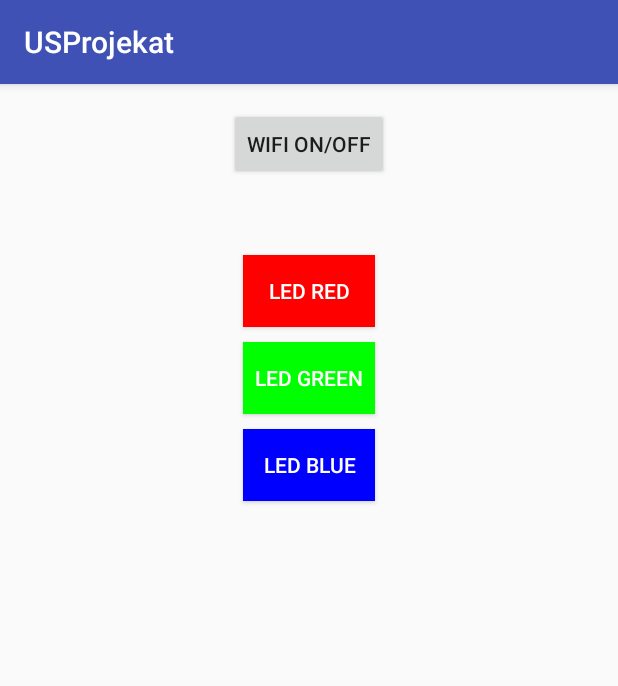
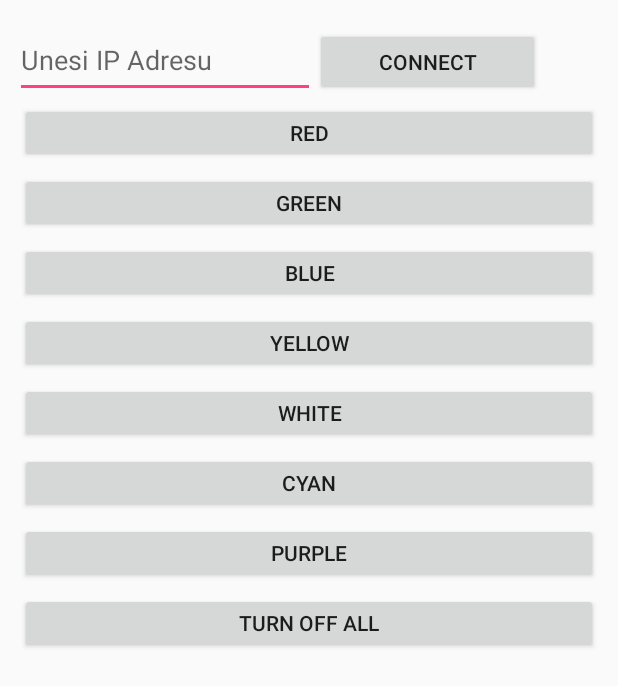
Before and after one commit to AmilaFejzic/US2018Projekat, an Android app: the screen it shows after launch (MainActivity before the commit, LEDControl after it), on a phone screen of 412 x 824 dp. Shown: the top 686 px of the screen. Run offline under Robolectric (Android 15) with nearby library versions, the phone set to English and light mode, and no system bars.

Commit message:
Finalna aplikacija

```diff
--- a/Aplikacija/app/src/main/AndroidManifest.xml
+++ b/Aplikacija/app/src/main/AndroidManifest.xml
@@ -13,7 +13,7 @@
         android:roundIcon="@mipmap/ic_launcher_round"
         android:supportsRtl="true"
         android:theme="@style/AppTheme">
-        <activity android:name=".MainActivity">
+        <activity android:name=".LEDControl">
             <intent-filter>
                 <action android:name="android.intent.action.MAIN" />
 
--- /dev/null
+++ b/Aplikacija/app/src/main/java/ba/unsa/etf/rma/damir/usprojekat/LEDControl.java
@@ -0,0 +1,228 @@
+package ba.unsa.etf.rma.damir.usprojekat;
+
+import android.app.Activity;
+import android.os.AsyncTask;
+import android.os.Bundle;
+import android.os.Handler;
+import android.os.Looper;
+import android.view.View;
+import android.widget.Button;
+import android.widget.EditText;
+import android.widget.TextView;
+import android.widget.Toast;
+
+import java.io.BufferedWriter;
+import java.io.IOException;
+import java.io.OutputStreamWriter;
+import java.io.PrintWriter;
+import java.net.InetAddress;
+import java.net.Socket;
+
+public class LEDControl extends Activity {
+    Socket veza = null;
+    PrintWriter pw = null;
+    EditText ipAdresa;
+    Button connect;
+    Button redLed;
+    Button greenLed;
+    Button blueLed;
+    Button offLeds;
+    Button purpleLED;
+    Button yellowLED ;
+    Button cyanLED;
+    Button whiteLED;
+    char poruka ;
+    TextView obavjestenje;
+    boolean red=false;
+    protected void onCreate(Bundle savedInstanceState) {
+        super.onCreate(savedInstanceState);
+        setContentView(R.layout.led_control);
+
+
+
+        ipAdresa = (EditText)findViewById(R.id.IPadresa);
+        connect = (Button)findViewById(R.id.connectButton);
+        redLed = (Button)findViewById(R.id.redLED);
+        greenLed = (Button)findViewById(R.id.greenLED);
+        blueLed = (Button)findViewById(R.id.blueLED);
+        offLeds = (Button)findViewById(R.id.ugasiLEDs);
+        purpleLED = (Button)findViewById(R.id.purpleLED);
+        yellowLED =(Button)findViewById(R.id.yellowLED);
+        cyanLED = (Button)findViewById(R.id.cyanLED);
+        whiteLED = (Button)findViewById(R.id.whiteLED);
+        obavjestenje = (TextView)findViewById(R.id.obavjestenje);
+
+        if(veza == null)
+            obavjestenje.setVisibility(View.GONE);
+
+        //mozemo traziti na  mrezi uredjaj sa odgovarajucom mac adresom --aiz arp kesa ili ovo probati
+
+        connect.setOnClickListener(new View.OnClickListener() {
+            @Override
+            public void onClick(View v) {
+                AsyncTask.execute(new Runnable() {
+                    @Override
+                    public void run() {
+
+                        try {
+                            veza = new Socket(InetAddress.getByName(ipAdresa.getText().toString()), 80);
+                            pw = new PrintWriter(new BufferedWriter(new OutputStreamWriter(veza.getOutputStream())), true);
+
+                        } catch (IOException e) {
+                            e.printStackTrace();
+                        } /*finally {
+
+                            Toast.makeText(Proba.this, "konektovani ste  sa  " + ipAdresa.getText().toString(), Toast.LENGTH_SHORT).show();
+                        }*/
+
+                        Handler h = new Handler(Looper.getMainLooper());
+
+                        h.post(new Runnable() {
+                            @Override
+                            public void run() {
+                                Toast toast = Toast.makeText(LEDControl.this, "povezano", Toast.LENGTH_SHORT);
+                                toast.show();
+                                if (veza != null) {
+                                    obavjestenje.setVisibility(View.VISIBLE);
+                                    obavjestenje.setText("Konektovani ste sa " + ipAdresa.getText().toString());
+                                }
+
+                            }
+                        });
+                    }
+
+
+                });
+            }
+        });
+        if (veza != null) {
+            obavjestenje.setVisibility(View.VISIBLE);
+            obavjestenje.setText("Konektovani ste sa " + ipAdresa.getText().toString());
+        }
+        //klik na buttone:
+        /*
+        * Crvena: 1
+        * Zelena: 2
+        * Plava: 3
+        * Ugasi sve: 4
+        * Zuta: 5
+        * Cyan: 6
+        * Bijela: 7
+        *
+        * */
+        redLed.setOnClickListener(new View.OnClickListener() {
+            @Override
+            public void onClick(View v) {
+                //      connect.performClick();
+                if(veza != null ){
+                    poruka = '1';
+                    posaljiKomandu();
+                    //pw.println("1");
+                    // pw.flush();
+                }
+
+                //  red = !red;
+
+            }
+        });
+
+
+
+        greenLed.setOnClickListener(new View.OnClickListener() {
+            @Override
+            public void onClick(View v) {
+                //     connect.performClick();
+                if(veza != null ){
+                    poruka = '2';
+                    posaljiKomandu();
+                    //   pw.println("2");
+                    //  pw.flush();
+                }
+
+            }
+        });
+
+
+        blueLed.setOnClickListener(new View.OnClickListener() {
+            @Override
+            public void onClick(View v) {
+                //    connect.performClick();
+                if(veza != null ){
+                    poruka = '3';
+                    posaljiKomandu();
+                    // pw.println("1");
+                    // pw.flush();
+                }
+
+            }
+        });
+        offLeds.setOnClickListener(new View.OnClickListener() {
+            @Override
+            public void onClick(View v) {
+                //     connect.performClick();
+                if(veza != null ){
+                    poruka = '4';
+                    posaljiKomandu();
+                    //   pw.println("2");
+                    //  pw.flush();
+                }
+
+            }
+        });
+        cyanLED.setOnClickListener(new View.OnClickListener() {
+            @Override
+            public void onClick(View v) {
+                //     connect.performClick();
+                if(veza != null ){
+                    poruka = '6';
+                    posaljiKomandu();
+                    //   pw.println("2");
+                    //  pw.flush();
+                }
+
+            }
+        });
+        yellowLED.setOnClickListener(new View.OnClickListener() {
+            @Override
+            public void onClick(View v) {
+                //     connect.performClick();
+                if(veza != null ){
+                    poruka = '5';
+                    posaljiKomandu();
+                    //   pw.println("2");
+                    //  pw.flush();
+                }
+
+            }
+        });
+        whiteLED.setOnClickListener(new View.OnClickListener() {
+            @Override
+            public void onClick(View v) {
+                //     connect.performClick();
+                if(veza != null ){
+                    poruka = '7';
+                    posaljiKomandu();
+                    //   pw.println("2");
+                    //  pw.flush();
+                }
+
+            }
+        });
+
+
+
+
+    }
+    //salje komandu na Socket vezu
+    private void posaljiKomandu (){
+        AsyncTask.execute(new Runnable() {
+            @Override
+            public void run() {
+
+                pw.println(poruka);
+                pw.flush();
+
+            }});
+    }
+
+}
--- /dev/null
+++ b/Aplikacija/app/src/main/res/layout/led_control.xml
@@ -0,0 +1,96 @@
+<?xml version="1.0" encoding="utf-8"?>
+<LinearLayout
+    xmlns:android="http://schemas.android.com/apk/res/android"
+    android:layout_width="match_parent"
+    android:layout_height="match_parent"
+    android:orientation="vertical">
+
+    <LinearLayout
+        android:layout_width="match_parent"
+        android:layout_height="wrap_content"
+        android:orientation="horizontal"
+        android:layout_marginLeft="10dp"
+        android:layout_marginRight="10dp"
+        android:layout_marginTop="15dp">
+        <EditText
+            android:layout_width="200dp"
+            android:layout_height="50dp"
+            android:hint="Unesi IP Adresu"
+            android:id="@+id/IPadresa"/>
+        <Button
+            android:layout_width="150dp"
+            android:layout_height="45dp"
+            android:text="Connect"
+            android:id="@+id/connectButton"/>
+
+
+
+    </LinearLayout>
+    <TextView
+        android:layout_width="match_parent"
+        android:layout_height="40dp"
+        android:layout_margin="10dp"
+        android:id="@+id/obavjestenje"
+        android:text="konektovani ste na"
+        android:textSize="20sp"/>
+    <LinearLayout
+        android:layout_width="match_parent"
+        android:layout_height="match_parent"
+        android:layout_marginLeft="10dp"
+        android:layout_marginRight="10dp"
+        android:layout_marginBottom="10dp"
+        android:orientation="vertical">
+        <Button
+            android:layout_width="match_parent"
+            android:layout_height="40dp"
+            android:layout_margin="3dp"
+            android:text="RED"
+            android:id="@+id/redLED"/>
+        <Button
+            android:layout_width="match_parent"
+            android:layout_height="40dp"
+            android:layout_margin="3dp"
+            android:text="Green"
+            android:id="@+id/greenLED"/>
+        <Button
+            android:layout_width="match_parent"
+            android:layout_height="40dp"
+            android:layout_margin="3dp"
+            android:text="BLue"
+            android:id="@+id/blueLED"/>
+        <Button
+            android:layout_width="match_parent"
+            android:layout_height="40dp"
+            android:layout_margin="3dp"
+            android:text="Yellow"
+            android:id="@+id/yellowLED"/>
+        <Button
+            android:layout_width="match_parent"
+            android:layout_height="40dp"
+            android:layout_margin="3dp"
+            android:text="White"
+            android:id="@+id/whiteLED"/>
+        <Button
+            android:layout_width="match_parent"
+            android:layout_height="40dp"
+            android:layout_margin="3dp"
+            android:text="Cyan"
+            android:id="@+id/cyanLED"/>
+
+
+        <Button
+            android:layout_width="match_parent"
+            android:layout_height="40dp"
+            android:layout_margin="3dp"
+            android:text="Purple"
+            android:id="@+id/purpleLED"/>
+
+        <Button
+            android:layout_width="match_parent"
+            android:layout_height="40dp"
+            android:layout_margin="3dp"
+            android:text="TURN OFF ALL"
+            android:id="@+id/ugasiLEDs"/>
+    </LinearLayout>
+
+</LinearLayout>
```
Also changed, not shown: Aplikacija/app/src/main/java/ba/unsa/etf/rma/damir/usprojekat/MainActivity.java (+13 -3 lines), Aplikacija/app/src/main/java/ba/unsa/etf/rma/damir/usprojekat/Proba.java (added, +156 -0 lines), Aplikacija/app/src/main/res/layout/proba_layout.xml (added, +75 -0 lines).
